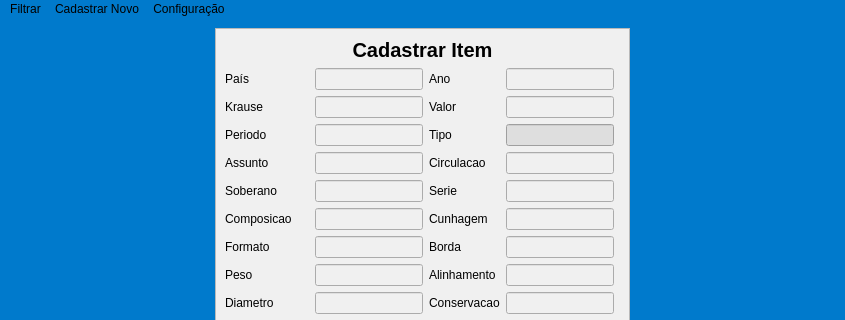
chriscoliveira/python_notas_e_moedas_colecao, file layout.ui: the form before one commit; both pictures show x 0 to 845 and y 0 to 320 of the 845 by 866 pixel window.
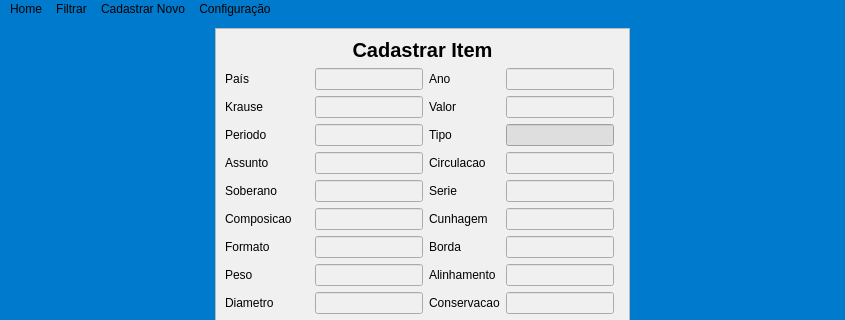
The form after the commit.

```diff
--- a/layout.ui
+++ b/layout.ui
@@ -586,7 +586,7 @@
      <x>0</x>
      <y>0</y>
      <width>845</width>
-     <height>22</height>
+     <height>21</height>
     </rect>
    </property>
    <widget class="QMenu" name="menuCadastrar">
@@ -639,6 +639,13 @@
     <addaction name="menuImportar"/>
     <addaction name="Atualizar_Imagem"/>
    </widget>
+   <widget class="QMenu" name="menuResumo">
+    <property name="title">
+     <string>Home</string>
+    </property>
+    <addaction name="actionResumo"/>
+   </widget>
+   <addaction name="menuResumo"/>
    <addaction name="menuCadastrar"/>
    <addaction name="menuCadastrar_Novo"/>
    <addaction name="menuConfigura_o"/>
```
Left out of the diff: 8 changed lines with no effect on the pictures.
